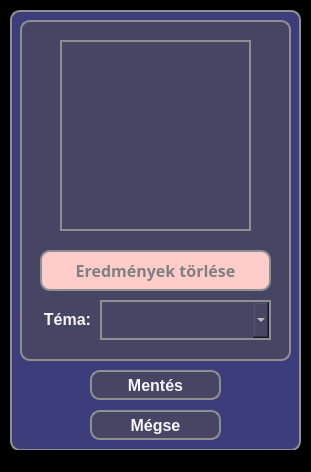
This is src/main/resources/ui/green/greenGuestSettingsWindow.ui in pkristof1999/Szakdolgozat as Qt 5 draws it before an edit. The edited form follows.
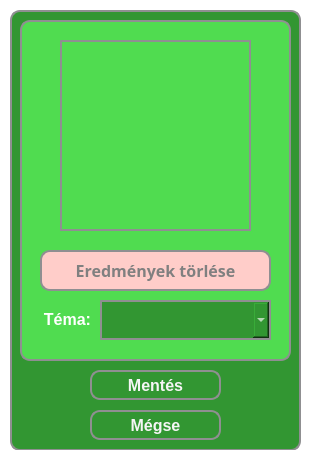
This is the edited form.

Diff of the .ui file:
```diff
--- a/src/main/resources/ui/green/greenGuestSettingsWindow.ui
+++ b/src/main/resources/ui/green/greenGuestSettingsWindow.ui
@@ -15,7 +15,7 @@
   </property>
   <property name="styleSheet">
    <string notr="true">* {
-	background-color: black;
+	background-color: white;
 }</string>
   </property>
   <widget class="QWidget" name="centralwidget">
@@ -30,7 +30,7 @@
     </property>
     <property name="styleSheet">
      <string notr="true">* {
-	background-color: #3d3d7b;
+	background-color: rgb(50, 150, 50);
 	border: 2px solid #8f8f91;
 	border-radius: 10px;
 	color: white;
@@ -49,7 +49,7 @@
      </property>
      <property name="styleSheet">
       <string notr="true">* {
-	background-color: rgb(70, 70, 100);
+	background-color:  rgb(50, 150, 50);
 	border: 2px solid #8f8f91;
 	border-radius: 10px;
 	color: whitesmoke;
@@ -75,7 +75,7 @@
      </property>
      <property name="styleSheet">
       <string notr="true">* {
-	background-color: rgb(70, 70, 100);
+	background-color:  rgb(50, 150, 50);
 	border: 2px solid #8f8f91;
 	border-radius: 10px;
 	color: whitesmoke;
@@ -101,7 +101,7 @@
      </property>
      <property name="styleSheet">
       <string notr="true">* {
-	background-color: rgb(70, 70, 100);
+	background-color: rgb(80, 220, 80);
 	border: 2px solid #8f8f91;
 	border-radius: 10px;
 	color: white;
@@ -177,7 +177,7 @@
       </property>
       <property name="styleSheet">
        <string notr="true">* {
-	background-color: rgb(70, 70, 100);
+	background-color: rgb(50, 150, 50);
 	border-radius: 0;
 }</string>
       </property>
@@ -208,7 +208,7 @@
       </property>
       <property name="styleSheet">
        <string notr="true">*{
-	color: whitesmoke;
+	color: white;
 	border: none;
 }</string>
       </property>
```
Left out of the diff: 4 changed lines with no effect on the pictures.
